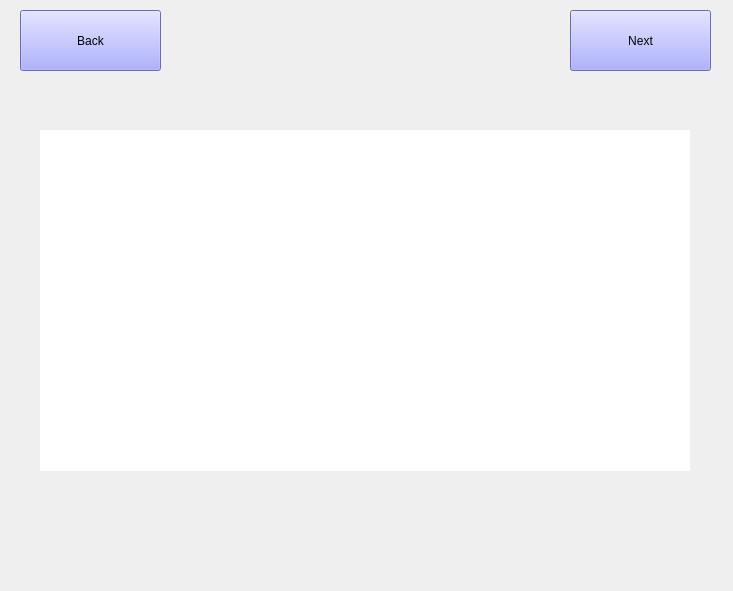
JoaoCarlosNascimento/HandSignLanguage, file menus/words_menu/words_menu.ui: the form before one commit.
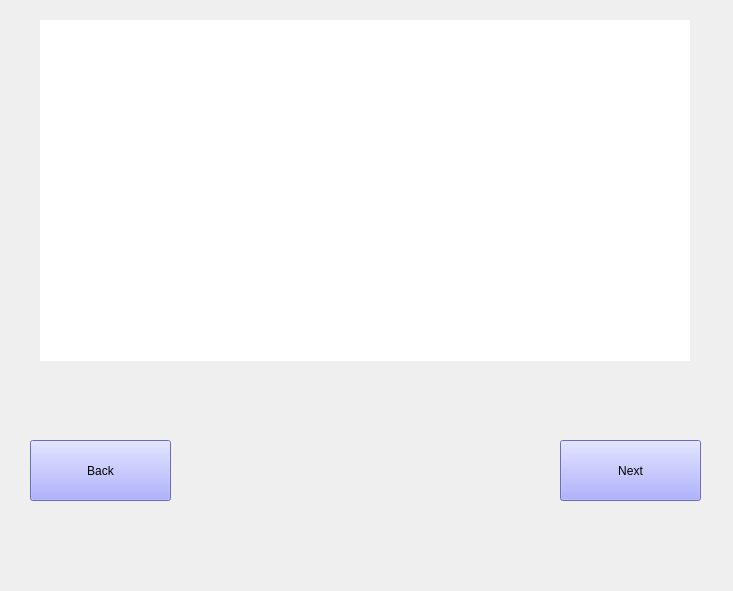
The form after the commit.

```diff
--- a/menus/words_menu/words_menu.ui
+++ b/menus/words_menu/words_menu.ui
@@ -16,8 +16,8 @@
   <widget class="QPushButton" name="bt_prev">
    <property name="geometry">
     <rect>
-     <x>20</x>
-     <y>10</y>
+     <x>30</x>
+     <y>440</y>
      <width>141</width>
      <height>61</height>
     </rect>
@@ -33,8 +33,8 @@
   <widget class="QPushButton" name="bt_next">
    <property name="geometry">
     <rect>
-     <x>570</x>
-     <y>10</y>
+     <x>560</x>
+     <y>440</y>
      <width>141</width>
      <height>61</height>
     </rect>
@@ -51,7 +51,7 @@
    <property name="geometry">
     <rect>
      <x>40</x>
-     <y>130</y>
+     <y>20</y>
      <width>650</width>
      <height>341</height>
     </rect>
```
